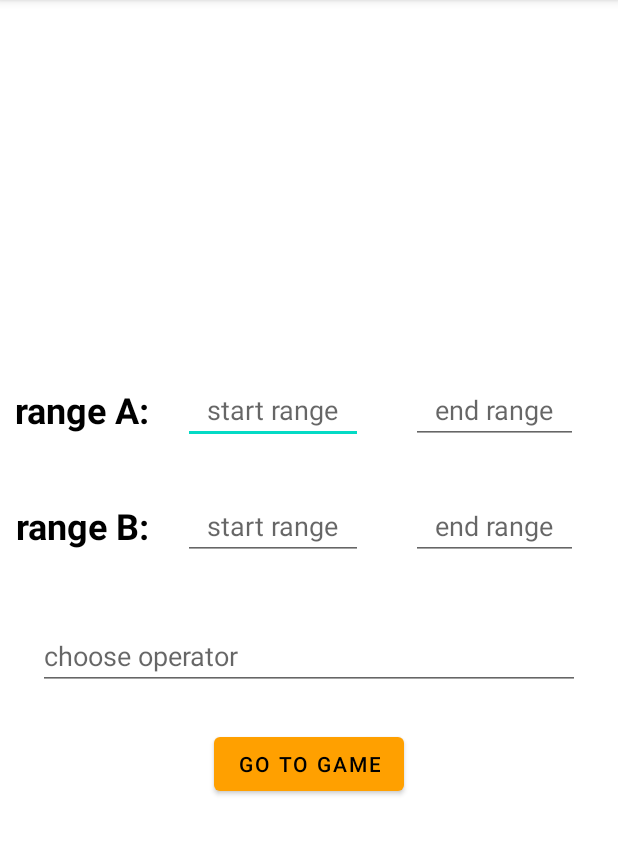
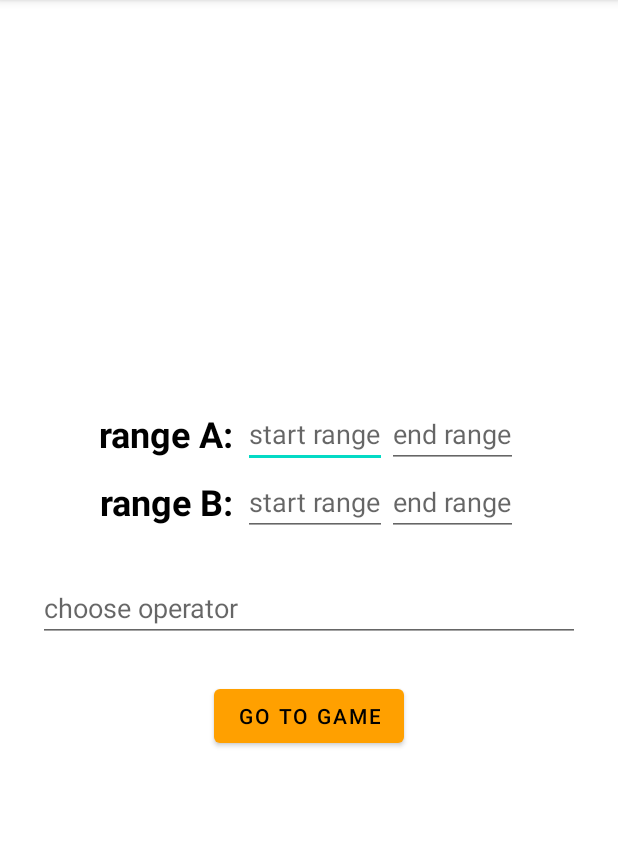
Before and after one commit to zahhard/mathPlay, an Android app: the screen it shows after launch (GameSettingActivity), on a phone screen of 412 x 824 dp, the part 84-939 px from its top. Run offline under Robolectric (Android 15) with nearby library versions, the phone set to English and light mode, and no system bars.

Commit message:
margin deleted

```diff
--- a/app/src/main/res/layout/activity_game_setting.xml
+++ b/app/src/main/res/layout/activity_game_setting.xml
@@ -27,8 +27,7 @@
             android:inputType="number"
             android:layout_width="wrap_content"
             android:layout_height="wrap_content"
-            android:layout_margin="16dp"
-            android:paddingHorizontal="16dp"
+
             android:hint="start range"/>
 
         <EditText
@@ -36,8 +35,6 @@
             android:inputType="number"
             android:layout_width="wrap_content"
             android:layout_height="wrap_content"
-            android:layout_margin="16dp"
-            android:paddingHorizontal="16dp"
             android:hint="end range"/>
     </LinearLayout>
 
@@ -62,8 +59,7 @@
             android:inputType="number"
             android:layout_width="wrap_content"
             android:layout_height="wrap_content"
-            android:layout_margin="16dp"
-            android:paddingHorizontal="16dp"
+
             android:hint="start range"/>
 
         <EditText
@@ -71,8 +67,7 @@
             android:inputType="number"
             android:layout_width="wrap_content"
             android:layout_height="wrap_content"
-            android:layout_margin="16dp"
-            android:paddingHorizontal="16dp"
+
             android:hint="end range"/>
     </LinearLayout>
 
```
